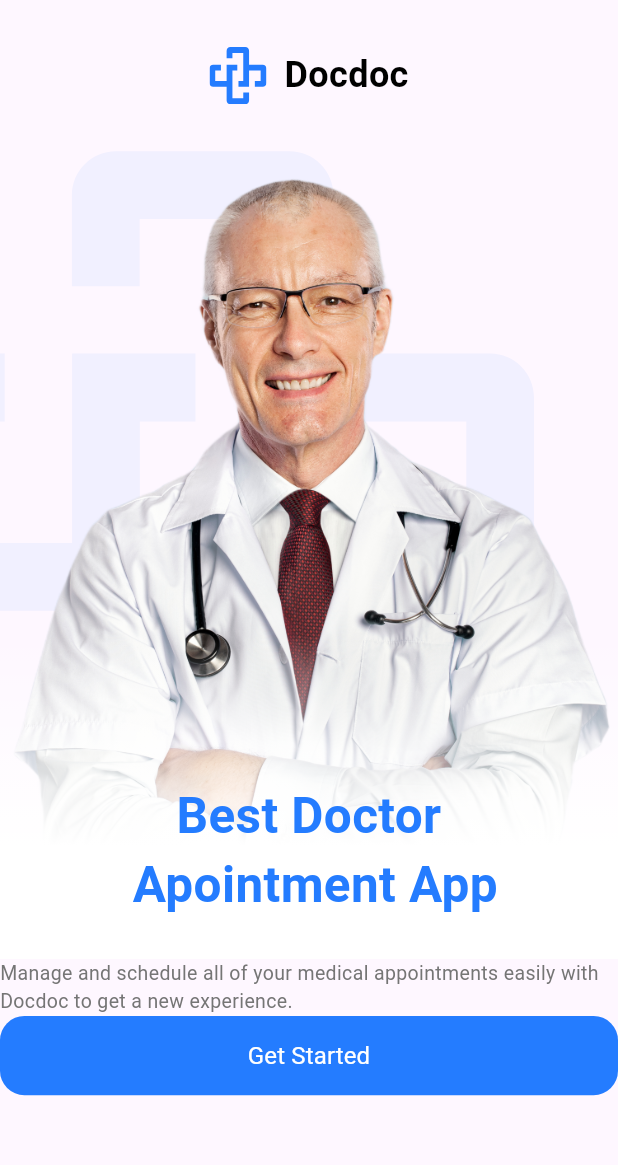
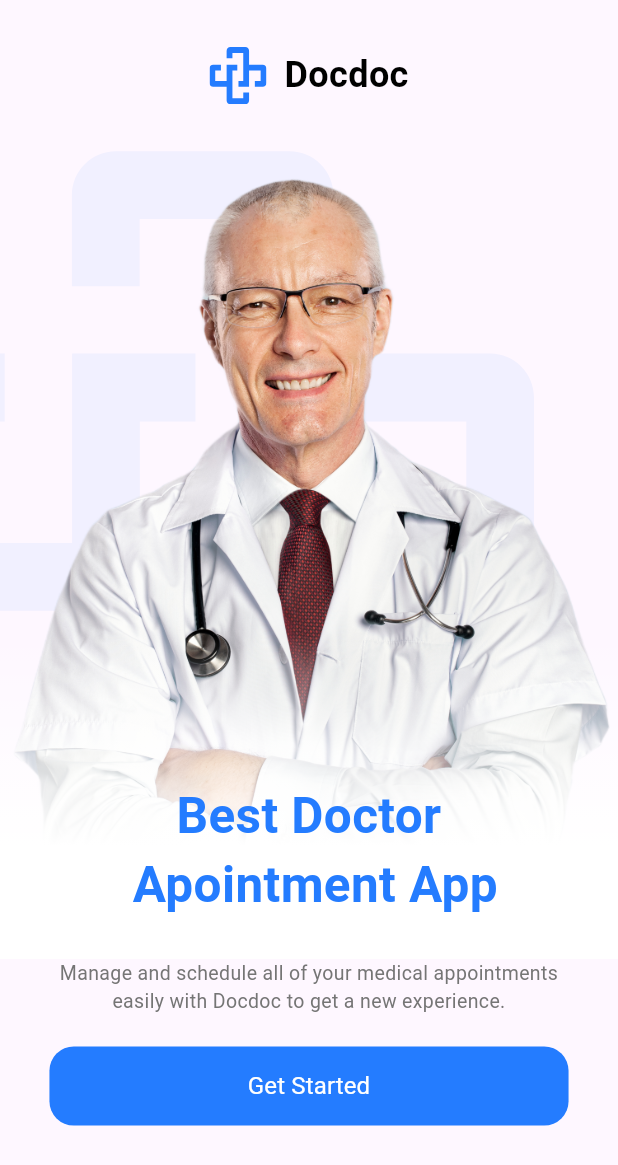
Before and after one commit to MohammedAdel99/Doctor_App, a Flutter app: the screen it shows after launch, on a phone screen of 412 x 824 dp. Shown: the top 1165 px of the screen. Run offline on Flutter 3.47's test engine with Material 3 defaults, Android fonts, the light colour scheme and no system bars; our stand-ins replace flutter_screenutil, flutter_svg.

Commit message:
_update some changes

```diff
--- a/lib/features/onboarding/onboarding_screen.dart
+++ b/lib/features/onboarding/onboarding_screen.dart
@@ -16,17 +16,29 @@ class OnboardingScreen extends StatelessWidget {
       SingleChildScrollView(
         child: Padding(
           padding: EdgeInsets.symmetric(vertical: 30.h),
-          child: Column(
+          child:  Column(
+              mainAxisAlignment: MainAxisAlignment.center,
               children:[
               const DoctorLogoAndName(),
               SizedBox(height:30.h),
               const DoctorImageAndText(),
 
+              Padding(
+                padding:  EdgeInsets.symmetric( horizontal: 30.w),
+                child: Column(
+                  children: [
                     Text(
+                      textAlign:TextAlign.center,
                         'Manage and schedule all of your medical appointments easily with Docdoc to get a new experience.',
                         style:TextStyles.font13grayReguler),
+                    SizedBox(height: 20.h,),
                   const GetStartedButton(),
-            ])
+                  ],
+                ),
+              ),
+
+              ]),
+
           ),
         ),
       ),
--- a/lib/features/onboarding/widgets/get_started_button.dart
+++ b/lib/features/onboarding/widgets/get_started_button.dart
@@ -1,6 +1,8 @@
 import 'package:flutter/material.dart';
+import 'package:doctor_app/core/routing/routes.dart';
 import 'package:doctor_app/core/theming/colors.dart';
 import 'package:doctor_app/core/theming/styles.dart';
+import 'package:doctor_app/core/helpers/extensions.dart';
 import 'package:flutter_screenutil/flutter_screenutil.dart';
 
 class GetStartedButton extends StatelessWidget {
@@ -8,13 +10,16 @@ class GetStartedButton extends StatelessWidget {
 
   @override
   Widget build(BuildContext context) {
-    return TextButton(onPressed: (){},
-    style: ButtonStyle(
-      backgroundColor: MaterialStateProperty.all(ColorManager.mainBlue),
-      tapTargetSize: MaterialTapTargetSize.shrinkWrap,
-      minimumSize: MaterialStateProperty.all(Size(double.infinity, 52.h)),
-      shape: MaterialStateProperty.all(RoundedRectangleBorder(borderRadius: BorderRadius.circular(16.r)))
-    ),
-    child: Text('Get Started',style:TextStyles.font16WhiteSemibold));
+    return TextButton(
+        onPressed: () {
+          context.pushNamed(Routes.loginScreen);
+        },
+        style: ButtonStyle(
+            backgroundColor: MaterialStateProperty.all(ColorManager.mainBlue),
+            tapTargetSize: MaterialTapTargetSize.shrinkWrap,
+            minimumSize: MaterialStateProperty.all(Size(double.infinity, 52.h)),
+            shape: MaterialStateProperty.all(RoundedRectangleBorder(
+                borderRadius: BorderRadius.circular(16.r)))),
+        child: Text('Get Started', style: TextStyles.font16WhiteSemibold));
   }
 }
```
Lines whose indentation alone changed are shown as unchanged.
